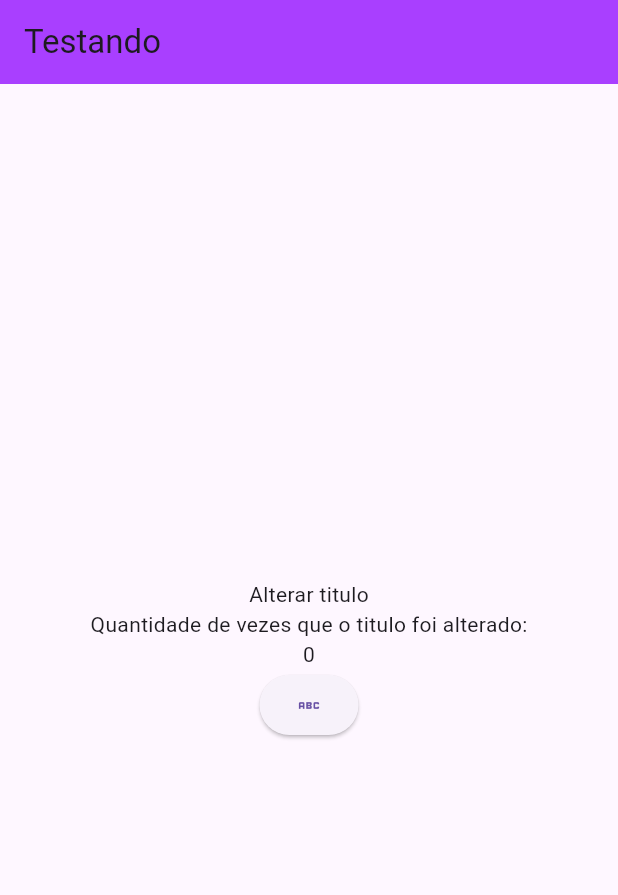
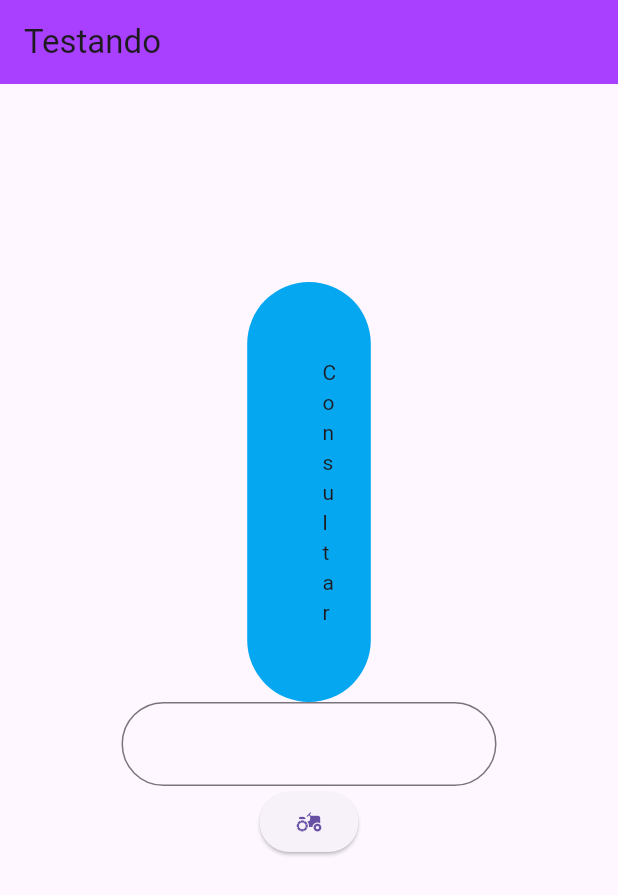
Before and after one commit to Moisoman/AulaFlutter, a Flutter app: the screen it shows after launch, on a phone screen of 412 x 824 dp. Shown: the top 895 px of the screen. Run offline on Flutter 3.47's test engine with Material 3 defaults, Android fonts, the phone set to English and light mode, and no system bars.

Commit message:
Mudanças

```diff
--- a/lib/main.dart
+++ b/lib/main.dart
@@ -73,13 +73,10 @@ class MinhaHomePage extends StatefulWidget{
 }
 
 class _MinhaHomePageState extends State<MinhaHomePage>{
-  int _counter = 0;
-  String texto = "Alterar titulo";
-  // void incrementar(){
-  //   setState(() {
-  //     _counter++;
-  //   });
-  // }
+  //int _counter = 0;
+  String texto = "Consultar";
+  String inputUsuario = "";
+  final TextEditingController inputController = TextEditingController();
 
   @override
   Widget build(BuildContext context){
@@ -93,21 +90,89 @@ class _MinhaHomePageState extends State<MinhaHomePage>{
           mainAxisAlignment: MainAxisAlignment.center,
           crossAxisAlignment: .center,
           children: [
-            Text(texto),
-            _counter == 1 ?
-            const Text("O titulo foi alterado 1 vez") :
-            const Text("Quantidade de vezes que o titulo foi alterado:"),
-            Text('$_counter'),
+            Container(
+              padding: EdgeInsetsGeometry.all(50),
+              alignment: Alignment.center,
+              width: MediaQuery.of(context).size.width * 0.2,
+              decoration: BoxDecoration(
+                color: Color.fromARGB(255, 5, 167, 241),
+                borderRadius: BorderRadius.circular(45)
+              ),
+              child: Text(texto),
+            ),
 
-            ElevatedButton(onPressed: (){setState(() {
-              texto = (texto == "Titulo Original") ? "Titulo Alterado" : "Titulo Original";
-              _counter++;
-            });},
-            child: Icon(Icons.abc)
-            ),
+            SizedBox(
+              width: 250,
+              child:
+               TextField(
+                  controller: inputController,
+                  decoration: InputDecoration(
+                  border: OutlineInputBorder(borderRadius: BorderRadius.all(Radius.circular(35))),
+              ),
+            )),
+
+            ElevatedButton(
+              onPressed: (){setState(() {
+                inputUsuario = "Olá ${inputController.text}";
+
+              });
+              },
+              child: Icon(Icons.agriculture_sharp)),
+
+            Padding(
+                padding: const EdgeInsets.only(top: 20),
+                child: Text(
+                  inputUsuario,
+                  style: TextStyle(fontSize: 20, fontWeight: FontWeight.bold),
+                ),
+              ),
+
+              Text(
+                inputUsuario,
+                style: TextStyle(fontSize: 50,fontWeight: FontWeight.w300)),
+
+
+            // ElevatedButton(onPressed: (){setState(() {
+            //   texto = (texto == "Titulo Original") ? "Titulo Alterado" : "Titulo Original";
+            //   _counter++;
+            // });},
+            // child: Icon(Icons.abc)
+            // ),
             ]
         )
     ));
 
+  }
 }
+
+class CardNome extends StatelessWidget{
+  final String nome;
+  final int idade;
+
+  const CardNome({
+    super.key,
+    this.nome = "Moisossauro",
+    this.idade = 123,
+  });
+
+  @override
+  Widget build(BuildContext context) {
+    return Container(
+      padding: EdgeInsets.all(12),
+      width: 100,
+      alignment: Alignment.center,
+      decoration: BoxDecoration(
+        color: Colors.pink,
+        borderRadius: BorderRadius.circular(12)
+      ),
+      child: Row(
+        children: [
+          Text(this.nome),
+          Text(this.idade.toString())
+        ],
+      ),
+    );
+  }
+
+
 }
```
